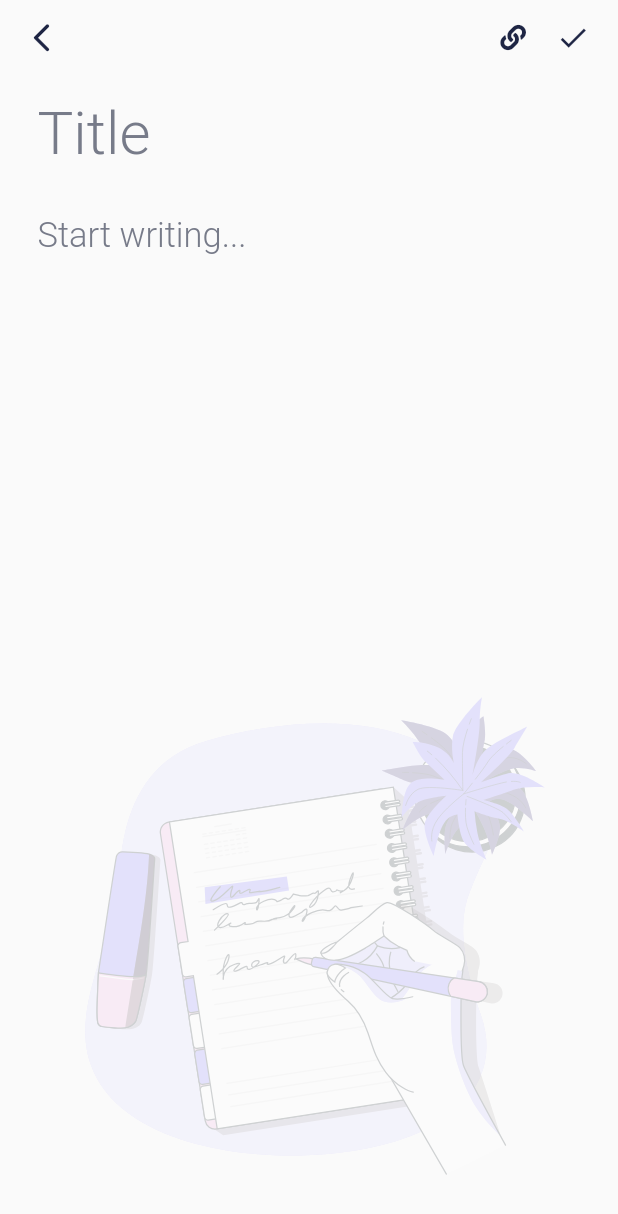
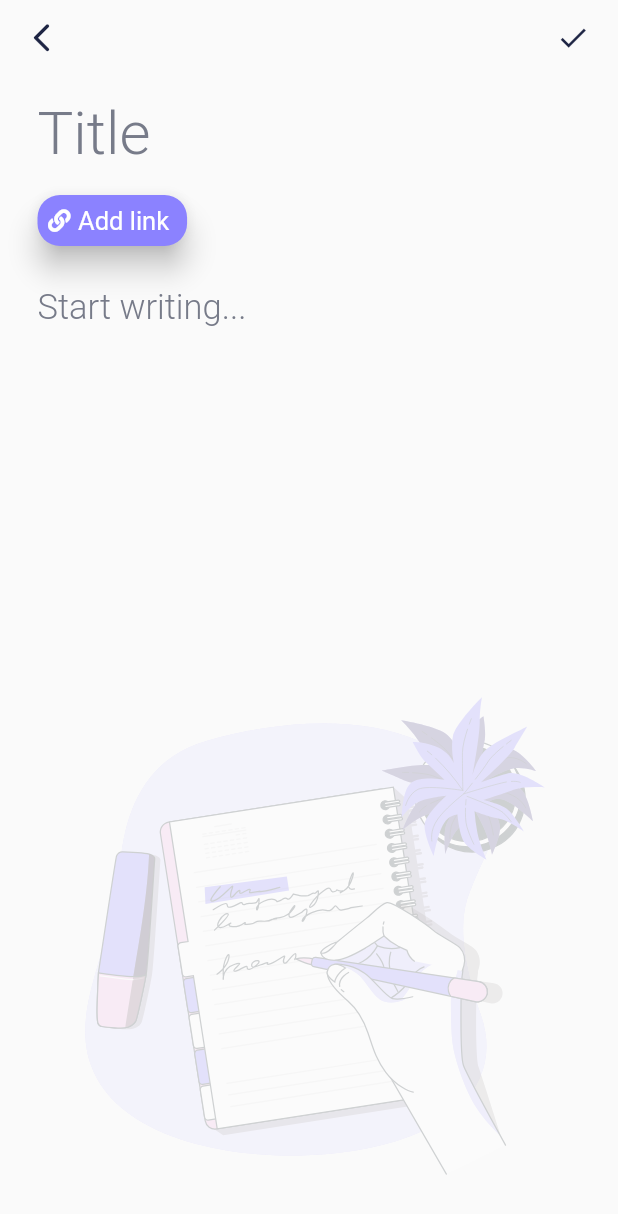
Before and after one commit to EugeneOros/Noted, a Flutter app: the HomePage screen opened directly, after a tap on the "add" icon, on a phone screen of 412 x 824 dp. Shown: the top 1214 px of the screen. Run offline on Flutter 3.47's test engine with Material 2 defaults, Android fonts, the light colour scheme and no system bars; our stand-ins replace bloc, cloud_firestore, equatable, firebase_auth, firebase_core, flutter_bloc and 7 more; accounts and stored records are empty.

Commit message:
modify link widget

```diff
--- a/lib/config/theme_data.dart
+++ b/lib/config/theme_data.dart
@@ -11,6 +11,7 @@ ThemeData getThemeData() {
     splashColor: Colors.transparent,
     elevatedButtonTheme: ElevatedButtonThemeData(
       style: ButtonStyle(
+        minimumSize: MaterialStateProperty.all(Size(0,0)),
         padding: MaterialStateProperty.all(EdgeInsets.symmetric(horizontal: 40, vertical: 20)),
         foregroundColor: null,
         overlayColor: MaterialStateProperty.all(Colors.transparent),
@@ -31,8 +32,6 @@ ThemeData getThemeData() {
       onSecondary: Color(0xffa55a96),
       surface: Colors.white,
       onSurface: Color(0xff777b89),
-      primaryVariant: Color(0xff6c60ff),
-      secondaryVariant: Color(0xffc997f8),
     ),
     textTheme: TextTheme(
       button: TextStyle(fontSize: 18, overflow: TextOverflow.ellipsis, fontWeight: FontWeight.w500, color: Colors.white),
--- a/lib/pages/add_edit_note/widgets/app_bar.dart
+++ b/lib/pages/add_edit_note/widgets/app_bar.dart
@@ -1,8 +1,5 @@
 import 'package:flutter/material.dart';
-import 'package:font_awesome_flutter/font_awesome_flutter.dart';
 import 'package:utopia_recruitment_task/widgets/icon_button_app_bar.dart';
-
-import 'link_dialog/link_dialog.dart';
 
 class NoteAppBar extends StatelessWidget implements PreferredSizeWidget {
   final Function onDone;
@@ -11,15 +8,6 @@ class NoteAppBar extends StatelessWidget implements PreferredSizeWidget {
 
   @override
   Widget build(BuildContext context) {
-    void onEditLink() {
-      showDialog(
-        context: context,
-        builder: (BuildContext context) {
-          return const LinkDialog(
-          );
-        },
-      );
-    }
 
     return AppBar(
       elevation: 0.0,
@@ -31,11 +19,6 @@ class NoteAppBar extends StatelessWidget implements PreferredSizeWidget {
         onPressed: () => Navigator.pop(context, false),
       ),
       actions: [
-        IconButtonAppBar(
-          isFontAwesomeIcon: true,
-          icon: FontAwesomeIcons.link,
-          onPressed: () => onEditLink(),
-        ),
         IconButtonAppBar(
           icon: Icons.done,
           onPressed: onDone,
--- a/lib/pages/add_edit_note/widgets/link_widget.dart
+++ b/lib/pages/add_edit_note/widgets/link_widget.dart
@@ -5,6 +5,9 @@ import 'package:utopia_recruitment_task/logic/blocs/note_link/link_bloc.dart';
 import 'package:utopia_recruitment_task/logic/model/message_type.dart';
 import 'package:utopia_recruitment_task/widgets/app_snack_bar.dart';
 import 'package:url_launcher/url_launcher.dart';
+import 'package:utopia_recruitment_task/widgets/buttons/fill_button.dart';
+
+import 'link_dialog/link_dialog.dart';
 
 class LinkWidget extends StatelessWidget {
   final TextEditingController controller;
@@ -27,6 +30,15 @@ class LinkWidget extends StatelessWidget {
       }
     }
 
+    void _onEditLink() {
+      showDialog(
+        context: context,
+        builder: (BuildContext context) {
+          return const LinkDialog();
+        },
+      );
+    }
+
     return Container(
       child: BlocBuilder<LinkBloc, String?>(
         builder: (context, link) {
@@ -34,6 +46,7 @@ class LinkWidget extends StatelessWidget {
             return GestureDetector(
               onTap: () => _launchUrl(link),
               child: Row(
+                mainAxisSize: MainAxisSize.min,
                 children: [
                   Icon(
                     FontAwesomeIcons.link,
@@ -41,20 +54,40 @@ class LinkWidget extends StatelessWidget {
                     color: Theme.of(context).colorScheme.onSecondary,
                   ),
                   SizedBox(width: 5),
-                  Expanded(
+                  Flexible(
                     child: Text(
-                      link,
+                      link.replaceAll(' ', '\u00A0'),
+                      maxLines: 1,
+                      overflow: TextOverflow.ellipsis,
                       style: Theme.of(context).textTheme.subtitle1!.copyWith(
                             color: Theme.of(context).colorScheme.onSecondary,
                             decoration: TextDecoration.underline,
                           ),
                     ),
                   ),
+                  FillButton(
+                    onPressed: _onEditLink,
+                    leftIcon: FontAwesomeIcons.pen,
+                    padding: EdgeInsets.all(10),
+                    iconSize: 15,
+                    radius: 50,
+                    // child: Icon(FontAwesomeIcons.pen, size: 20,),
+                  ),
                 ],
               ),
             );
           }
-          return Container();
+          return Container(
+            alignment: Alignment.centerLeft,
+            child: FillButton(
+              leftIcon: FontAwesomeIcons.link,
+              iconSize: 15,
+              textStyle: Theme.of(context).textTheme.subtitle1,
+              padding: EdgeInsets.all(7),
+              title: 'Add link',
+              onPressed: _onEditLink,
+            ),
+          );
         },
       ),
     );
--- a/lib/widgets/buttons/fill_button.dart
+++ b/lib/widgets/buttons/fill_button.dart
@@ -53,18 +53,29 @@ class FillButton extends StatelessWidget {
     Color _iconColor = iconColor ?? _getEntryColor();
     TextStyle _textStyle = (textStyle ?? Theme.of(context).textTheme.button)!.copyWith(color: _getEntryColor());
 
-    return ElevatedButton(
-      onPressed: onPressed,
-      child: IntrinsicHeight(
-        child: IntrinsicWidth(
-          child: SizedBox(
-            width: width == null ? null : width! - 10,
-            height: height == null ? null : height! - 10,
+    return SizedBox(
+      width: width == null ? null : width! - 10,
+      height: height == null ? null : height! - 10,
+      child: ElevatedButton(
+        onPressed: onPressed,
+        style: ButtonStyle(
+          padding: MaterialStateProperty.all(padding),
+          foregroundColor: null,
+          overlayColor: MaterialStateProperty.all(Colors.transparent),
+          shape: MaterialStateProperty.all(RoundedRectangleBorder(borderRadius: BorderRadius.circular(radius))),
+          elevation: MaterialStateProperty.resolveWith(getElevation),
+          backgroundColor: MaterialStateProperty.resolveWith(
+            (state) => getColor(state, usual: color, selected: selectedColor, isSelected: isSelected, disabled: disabledColor),
+          ),
+        ),
+        child: IntrinsicHeight(
+          child: IntrinsicWidth(
             child: Row(
               mainAxisAlignment: MainAxisAlignment.center,
               mainAxisSize: MainAxisSize.min,
               children: [
                 if (leftIcon != null) Icon(leftIcon, color: _iconColor, size: iconSize),
+                if (title != null) SizedBox(width: 5),
                 if (title != null)
                   Expanded(
                     child: Text(
@@ -76,22 +87,13 @@ class FillButton extends StatelessWidget {
                       style: _textStyle,
                     ),
                   ),
+                if (title != null && leftIcon != null) SizedBox(width: 5),
                 if (rightIcon != null) Icon(rightIcon, color: _iconColor, size: iconSize)
               ],
             ),
           ),
         ),
       ),
-      style: ButtonStyle(
-        padding: MaterialStateProperty.all<EdgeInsets>(padding),
-        foregroundColor: null,
-        overlayColor: MaterialStateProperty.all(Colors.transparent),
-        shape: MaterialStateProperty.all(RoundedRectangleBorder(borderRadius: BorderRadius.circular(radius))),
-        elevation: MaterialStateProperty.resolveWith(getElevation),
-        backgroundColor: MaterialStateProperty.resolveWith(
-          (state) => getColor(state, usual: color, selected: selectedColor, isSelected: isSelected, disabled: disabledColor),
-        ),
-      ),
     );
   }
 }
```
